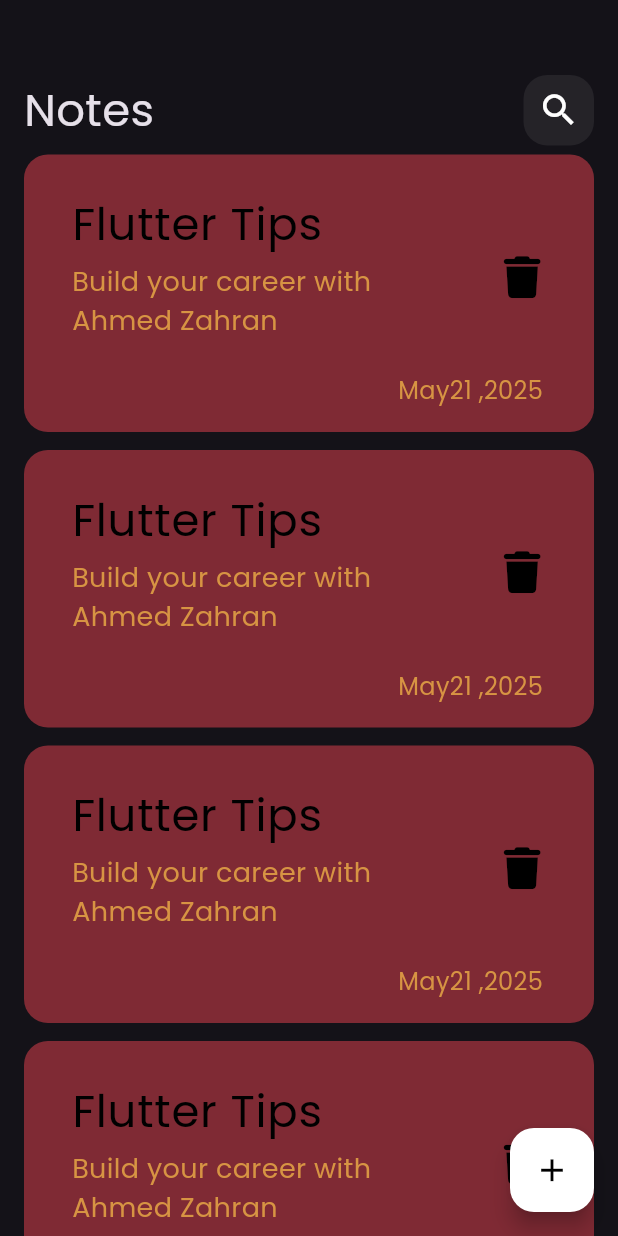
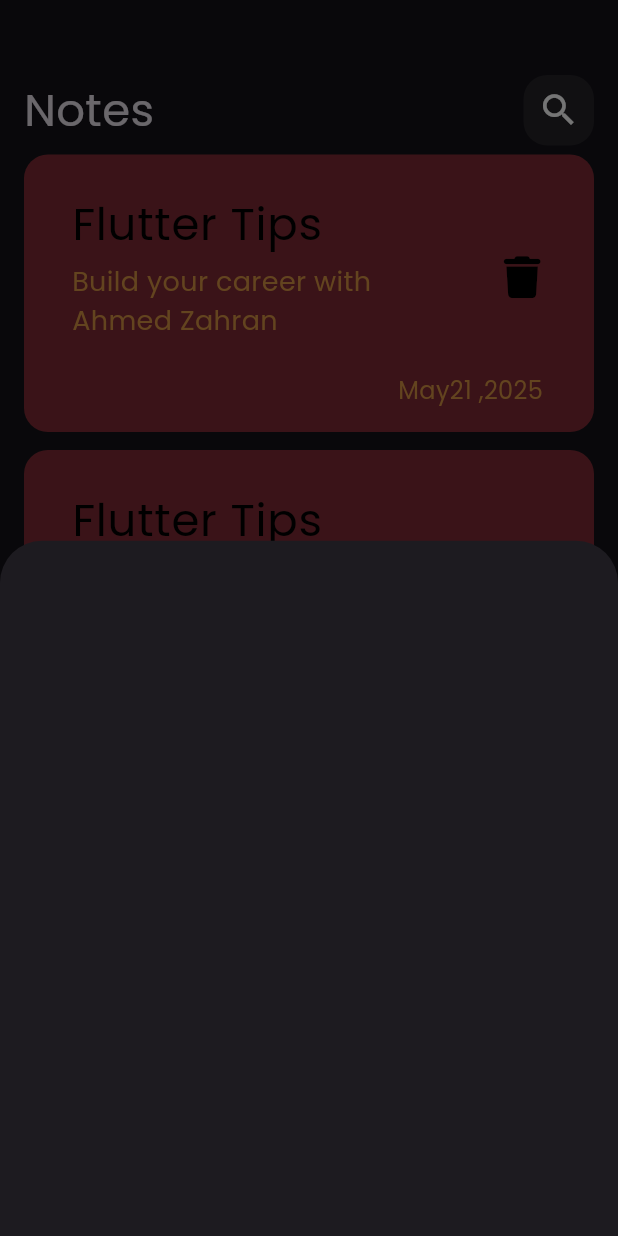
Before and after one commit to ahmedzahran001/notes_app, a Flutter app: the screen it shows after launch, after a tap on the "add" icon, on a phone screen of 412 x 824 dp. Run offline on Flutter 3.47's test engine with Material 3 defaults, Android fonts, the phone set to English and light mode, and no system bars; our stand-ins replace font_awesome_flutter.

Commit message:
show model bottom sheet

```diff
--- a/lib/main.dart
+++ b/lib/main.dart
@@ -11,6 +11,7 @@ class NotesApp extends StatelessWidget {
   @override
   Widget build(BuildContext context) {
     return MaterialApp(
+      debugShowCheckedModeBanner: false,
       theme: ThemeData(brightness: Brightness.dark, fontFamily: 'Poppins'),
       home: const NotesView(),
     );
--- a/lib/views/notes_view.dart
+++ b/lib/views/notes_view.dart
@@ -1,3 +1,4 @@
+import 'package:NoteApp/views/widgets/add_note_bottom_sheet.dart';
 import 'package:NoteApp/views/widgets/notes_view_body.dart';
 import 'package:flutter/material.dart';
 
@@ -9,7 +10,14 @@ class NotesView extends StatelessWidget {
     return Scaffold(
       body: const NotesViewBody(),
       floatingActionButton: FloatingActionButton(
-        onPressed: () {},
+        onPressed: () {
+          showModalBottomSheet(
+            context: context,
+            builder: (context) {
+              return const AddNoteBottomSheet();
+            },
+          );
+        },
         backgroundColor: Colors.white,
         child: const Icon(
           Icons.add,
--- /dev/null
+++ b/lib/views/widgets/add_note_bottom_sheet.dart
@@ -0,0 +1,11 @@
+
+import 'package:flutter/material.dart';
+
+class AddNoteBottomSheet extends StatelessWidget {
+  const AddNoteBottomSheet({super.key});
+
+  @override
+  Widget build(BuildContext context) {
+    return Container();
+  }
+}
--- a/lib/views/widgets/notes_list_view.dart
+++ b/lib/views/widgets/notes_list_view.dart
@@ -6,13 +6,16 @@ class NotesListView extends StatelessWidget {
 
   @override
   Widget build(BuildContext context) {
-    return ListView.builder(
+    return Padding(
+      padding: const EdgeInsets.only(bottom: 8),
+      child: ListView.builder(
         itemBuilder: (context, index) {
           return Padding(
             padding: const EdgeInsets.symmetric(vertical: 6),
             child: const NoteItem(),
           );
         },
+      ),
     );
   }
 }
```
Lines whose indentation alone changed are shown as unchanged.
